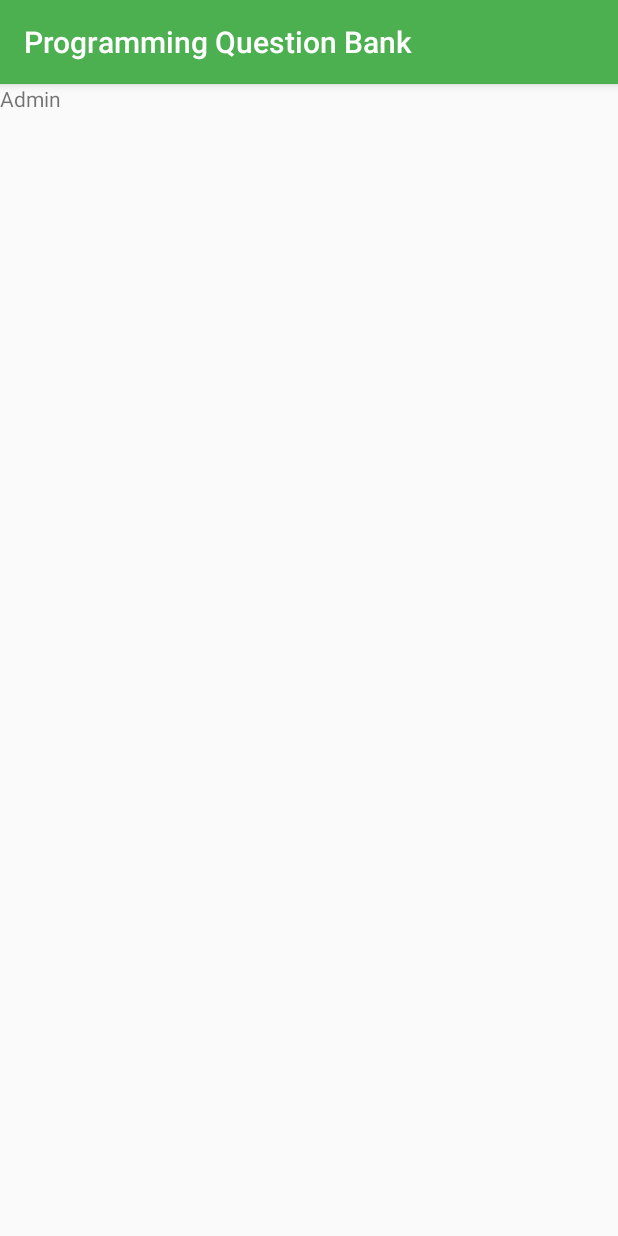
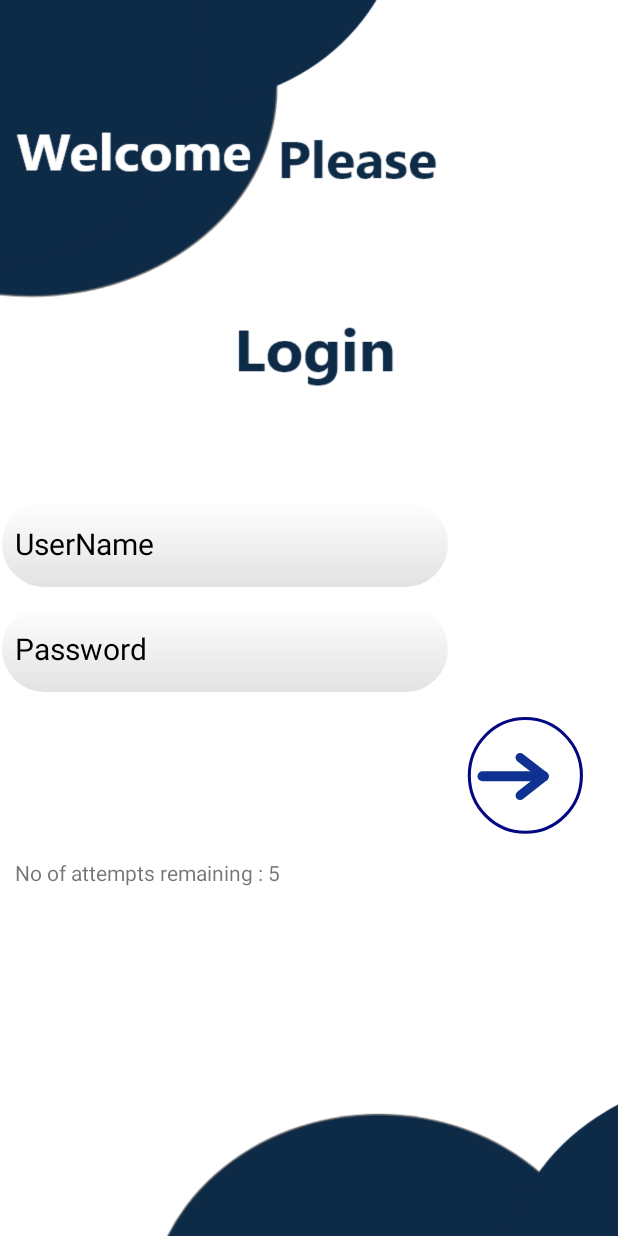
Before and after one commit to ramimhossain12/Club-Question-Bank, an Android app: the AdminActivity screen opened directly, with no data from a screen before it, on a phone screen of 412 x 824 dp. Run offline under Robolectric (Android 15) with nearby library versions, the phone set to English and light mode, and no system bars.

Commit message:
Admin login

```diff
--- a/app/src/main/AndroidManifest.xml
+++ b/app/src/main/AndroidManifest.xml
@@ -9,8 +9,10 @@
         android:roundIcon="@mipmap/ic_launcher_round"
         android:supportsRtl="true"
         android:theme="@style/AppTheme">
-        <activity android:name=".UserActivity"></activity>
-        <activity android:name=".AdminActivity" />
+        <activity android:name=".AdminDashBoardActivity"></activity>
+        <activity android:name=".UserActivity" />
+        <activity android:name=".AdminActivity"
+            android:theme="@style/AppTheme1"/>
         <activity android:name=".MainActivity" />
         <activity android:name=".StartActivity">
             <intent-filter>
--- a/app/src/main/java/com/example/programmingquestionbank/AdminActivity.java
+++ b/app/src/main/java/com/example/programmingquestionbank/AdminActivity.java
@@ -2,13 +2,52 @@ package com.example.programmingquestionbank;
 
 import androidx.appcompat.app.AppCompatActivity;
 
+import android.content.Intent;
 import android.os.Bundle;
+import android.view.View;
+import android.widget.Button;
+import android.widget.EditText;
+import android.widget.TextView;
+
+import com.airbnb.lottie.LottieAnimationView;
 
 public class AdminActivity extends AppCompatActivity {
+    private EditText Name, Password;
+    private LottieAnimationView animationView;
+    private TextView info;
+    private  int counter =5;
 
     @Override
     protected void onCreate(Bundle savedInstanceState) {
         super.onCreate(savedInstanceState);
         setContentView(R.layout.activity_admin);
+
+        Name = findViewById(R.id.etName);
+        Password = findViewById(R.id.etpassword);
+        animationView = findViewById(R.id.btnLogin);
+        info = findViewById(R.id.tvinfo);
+
+        info.setText("No of attempts remaining : 5");
+
+        animationView.setOnClickListener(new View.OnClickListener() {
+            @Override
+            public void onClick(View v) {
+                validate(Name.getText().toString(),Password.getText().toString());
+            }
+        });
+    }
+
+    private void validate(String userName, String userPassword) {
+
+        if ((userName.equals("admin")) && (userPassword.equals("1234"))){
+            Intent intent = new Intent(AdminActivity.this,AdminDashBoardActivity.class);
+            startActivity(intent);
+        }else {
+            counter--;
+            info.setText("No of attempts remaining:" + String.valueOf(counter));
+            if (counter == 0){
+                animationView.setEnabled(false);
+            }
+        }
     }
 }
--- /dev/null
+++ b/app/src/main/res/drawable/bcs_shape.xml
@@ -0,0 +1,27 @@
+<?xml version="1.0" encoding="utf-8"?>
+<selector xmlns:android="http://schemas.android.com/apk/res/android">
+
+    <item android:state_pressed="true">
+        <shape>
+            <solid android:color="#343434" />
+
+            <stroke android:width="1dp" android:color="#171717" />
+
+            <corners android:radius="3dp" />
+
+            <padding android:bottom="10dp" android:left="10dp" android:right="10dp" android:top="10dp" />
+        </shape>
+    </item>
+    <item>
+        <shape>
+            <gradient android:angle="270" android:endColor="#E2E2E2" android:startColor="#FFFFFF" />
+
+            <stroke android:width="1dp" android:color="#FFFFFF" />
+
+            <corners android:radius="30dp" />
+
+            <padding android:bottom="10dp" android:left="10dp" android:right="10dp" android:top="10dp" />
+        </shape>
+    </item>
+
+</selector>
--- a/app/src/main/res/layout/activity_admin.xml
+++ b/app/src/main/res/layout/activity_admin.xml
@@ -4,14 +4,72 @@
     xmlns:tools="http://schemas.android.com/tools"
     android:layout_width="match_parent"
     android:layout_height="match_parent"
-
+    android:background="@drawable/admin"
+    android:gravity="center"
+    android:orientation="vertical"
     tools:context=".AdminActivity">
 
-    <TextView
+
+    <LinearLayout
         android:layout_width="wrap_content"
         android:layout_height="wrap_content"
-        android:text="Admin"
-        />
+        android:layout_gravity="left"
+        android:orientation="vertical">
+
+
+        <EditText
+            android:id="@+id/etName"
+            android:layout_width="300dp"
+            android:layout_height="60dp"
+            android:layout_marginTop="100dp"
+            android:background="@drawable/bcs_shape"
+
+            android:hint="@string/username"
+            android:textColorHint="#000000"
+            android:textSize="20sp" />
+
+
+
+        <EditText
+            android:id="@+id/etpassword"
+            android:layout_width="300dp"
+            android:layout_height="60dp"
+            android:layout_marginTop="10dp"
+            android:background="@drawable/bcs_shape"
+
+            android:hint="@string/password"
+            android:textColorHint="#000000"
+            android:textSize="20sp" />
+
+
+
+
+        <com.airbnb.lottie.LottieAnimationView
+            android:id="@+id/btnLogin"
+            android:layout_width="100dp"
+            android:layout_height="100dp"
+            app:lottie_fileName="r.json"
+            android:layout_marginLeft="300dp"
+            android:backgroundTint="#fff"
+            android:scaleType="fitCenter"
+            app:lottie_autoPlay="true"
+            android:layout_centerInParent="true"
+            app:lottie_loop="true"/>
+
+
+        <TextView
+            android:id="@+id/tvinfo"
+            android:layout_marginTop="9dp"
+            android:paddingLeft="10dp"
+            android:layout_width="wrap_content"
+            android:layout_height="wrap_content"
+            android:text="@string/no_of_incorrect_attempts" />
+
+
+    </LinearLayout>
+
+
+
 
 
 </LinearLayout>
--- a/app/src/main/res/values/colors.xml
+++ b/app/src/main/res/values/colors.xml
@@ -3,4 +3,10 @@
     <color name="colorPrimary">#4CAF50</color>
     <color name="colorPrimaryDark">#4CAF50 </color>
     <color name="colorAccent">#03DAC5</color>
+
+
+
+    <color name="colorPrimary1">#0D2A47</color>
+    <color name="colorPrimaryDark1">#0D2A47 </color>
+    <color name="colorAccent1">#03DAC5</color>
 </resources>
--- a/app/src/main/res/values/strings.xml
+++ b/app/src/main/res/values/strings.xml
@@ -1,3 +1,6 @@
 <resources>
     <string name="app_name">Programming Question Bank</string>
+    <string name="no_of_incorrect_attempts">No of incorrect attempts:</string>
+    <string name="password">Password</string>
+    <string name="username">UserName</string>
 </resources>
--- a/app/src/main/res/values/styles.xml
+++ b/app/src/main/res/values/styles.xml
@@ -7,4 +7,13 @@
         <item name="colorAccent">@color/colorAccent</item>
     </style>
 
+
+
+    <style name="AppTheme1" parent="Theme.AppCompat.Light.NoActionBar">
+        <!-- Customize your theme here. -->
+        <item name="colorPrimary">@color/colorPrimary1</item>
+        <item name="colorPrimaryDark">@color/colorPrimaryDark1</item>
+        <item name="colorAccent">@color/colorAccent1</item>
+    </style>
+
 </resources>
```
Also changed, not shown: app/src/main/assets/r.json (added, +1 -0 lines), app/src/main/assets/tt.json (deleted, +0 -1 lines), app/src/main/java/com/example/programmingquestionbank/AdminDashBoardActivity.java (added, +14 -0 lines), app/src/main/res/drawable/header_bg.xml (added, +9 -0 lines), app/src/main/res/layout/activity_admin_dash_board.xml (added, +9 -0 lines), app/src/main/res/drawable/admin.png (added), app/src/main/res/drawable/arrow.png (added).
